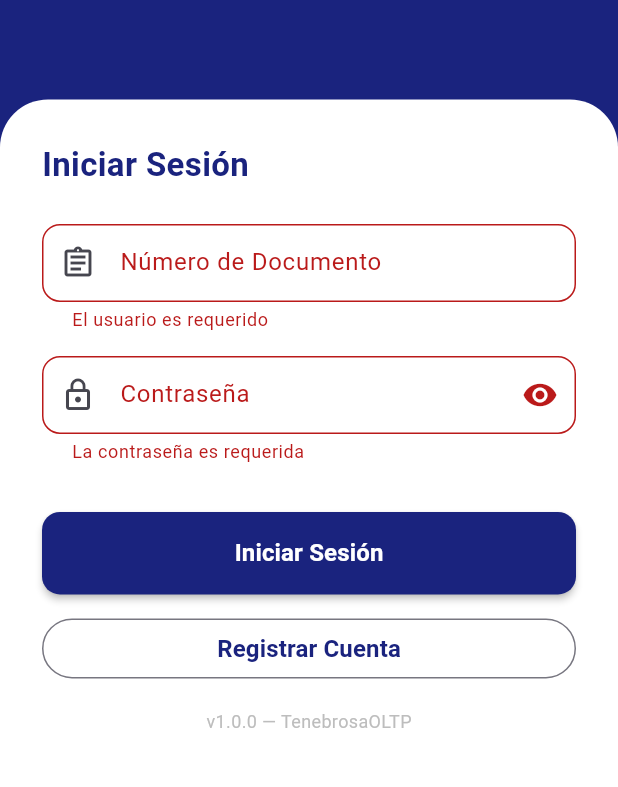
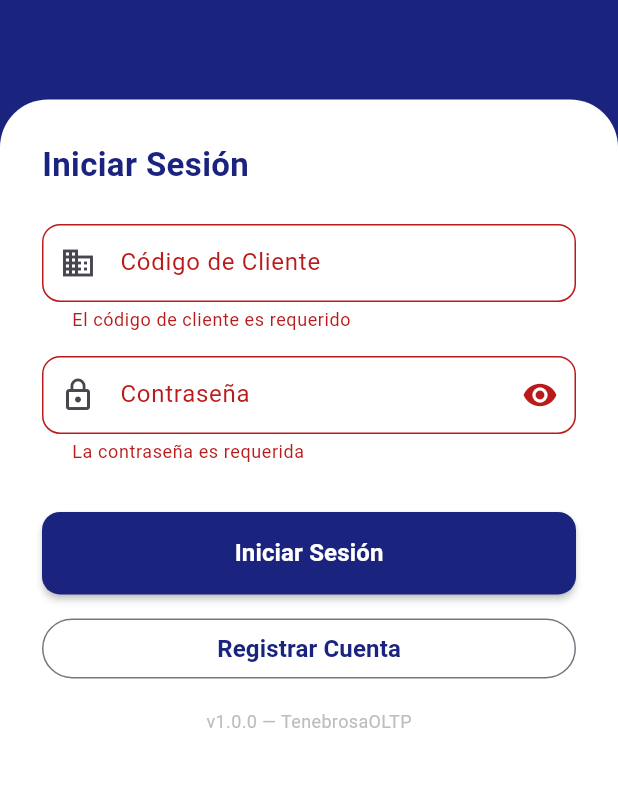
Before and after one commit to botstefano/cronoAPP, a Flutter app: the screen it shows after launch, after a tap on "Iniciar Sesión", on a phone screen of 412 x 824 dp, the part 395-1182 px from its top. Run offline on Flutter 3.47's test engine with Material 3 defaults, Android fonts, the phone set to English and light mode, and no system bars; our stand-ins replace dio, flutter_secure_storage, google_fonts, share_plus; accounts and stored records are empty.

Commit message:
Corregir validaciones de registro y login para sistema por cliente

```diff
--- a/flutter_app/lib/screens/login_screen.dart
+++ b/flutter_app/lib/screens/login_screen.dart
@@ -133,13 +133,19 @@ class _LoginScreenState extends State<LoginScreen>
                         TextFormField(
                           controller: _usernameCtrl,
                           decoration: const InputDecoration(
-                            labelText: 'Número de Documento',
-                            prefixIcon: Icon(Icons.assignment_outlined),
-                            hintText: 'Ej. F00000001',
+                            labelText: 'Código de Cliente',
+                            prefixIcon: Icon(Icons.business_outlined),
+                            hintText: 'Ej. CL01, CL02, CL03...',
                           ),
-                          validator: Validators.username,
+                          validator: (v) {
+                            if (v == null || v.trim().isEmpty) {
+                              return 'El código de cliente es requerido';
+                            }
+                            return null;
+                          },
                           textInputAction: TextInputAction.next,
                           autocorrect: false,
+                          textCapitalization: TextCapitalization.characters,
                         ),
                         const SizedBox(height: 16),
                         TextFormField(
```
Also changed, not shown: 1 other file.
